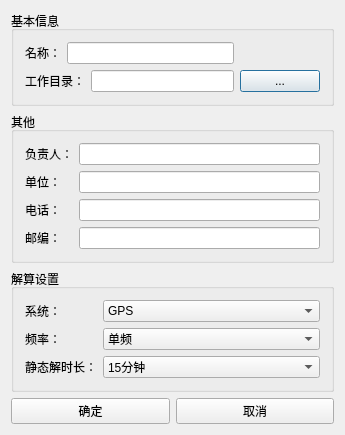
The window that Amadeus/DialogStationNetCreate.ui (yxw027/Amadeus) describes before a commit, drawn with Qt 5.
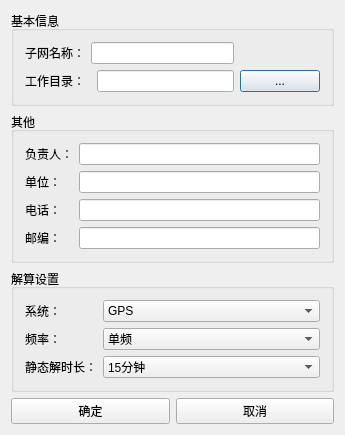
The same window after the commit.

The edit to the form file:
```diff
--- a/Amadeus/DialogStationNetCreate.ui
+++ b/Amadeus/DialogStationNetCreate.ui
@@ -23,7 +23,7 @@
       <item row="0" column="0">
        <widget class="QLabel" name="label">
         <property name="text">
-         <string>名称：</string>
+         <string>子网名称：</string>
         </property>
        </widget>
       </item>
```
